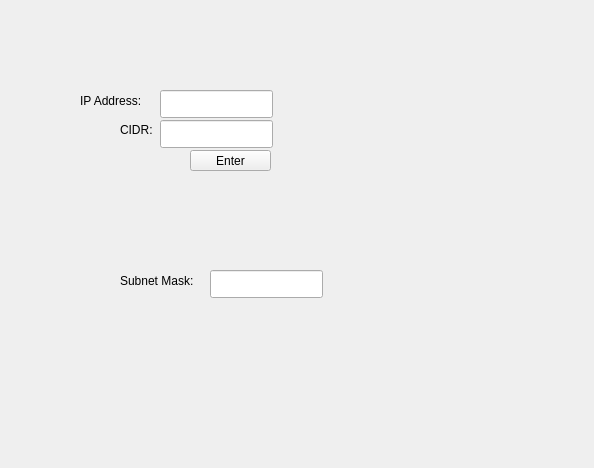
Before: the Qt Designer form UI/mainwindow.ui in cholmcdowell/Zubnetting-Basic-Subnetting-Tool-Program, drawn with Qt 5.
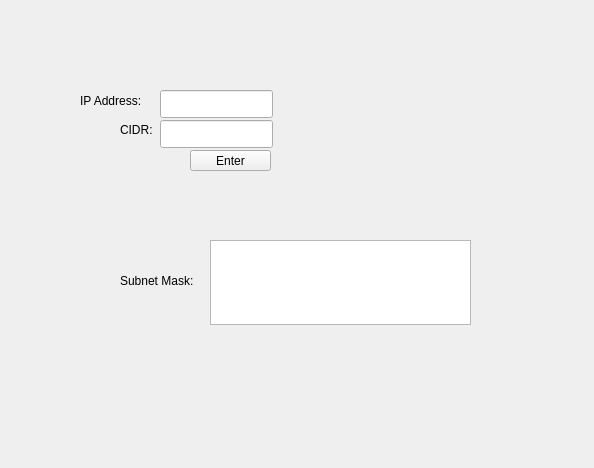
After: the same form once the commit is applied.

Commit message: UI and build creation

What changed in the file:
```diff
--- a/UI/mainwindow.ui
+++ b/UI/mainwindow.ui
@@ -86,18 +86,15 @@
      <string>Subnet Mask:</string>
     </property>
    </widget>
-   <widget class="QLineEdit" name="txtSubnet">
+   <widget class="QPlainTextEdit" name="txtSubnet">
     <property name="geometry">
      <rect>
       <x>210</x>
-      <y>270</y>
-      <width>113</width>
-      <height>28</height>
+      <y>240</y>
+      <width>261</width>
+      <height>85</height>
      </rect>
     </property>
-    <property name="readOnly">
-     <bool>true</bool>
-    </property>
    </widget>
   </widget>
  </widget>
```
The commit also changes 5 other files.
